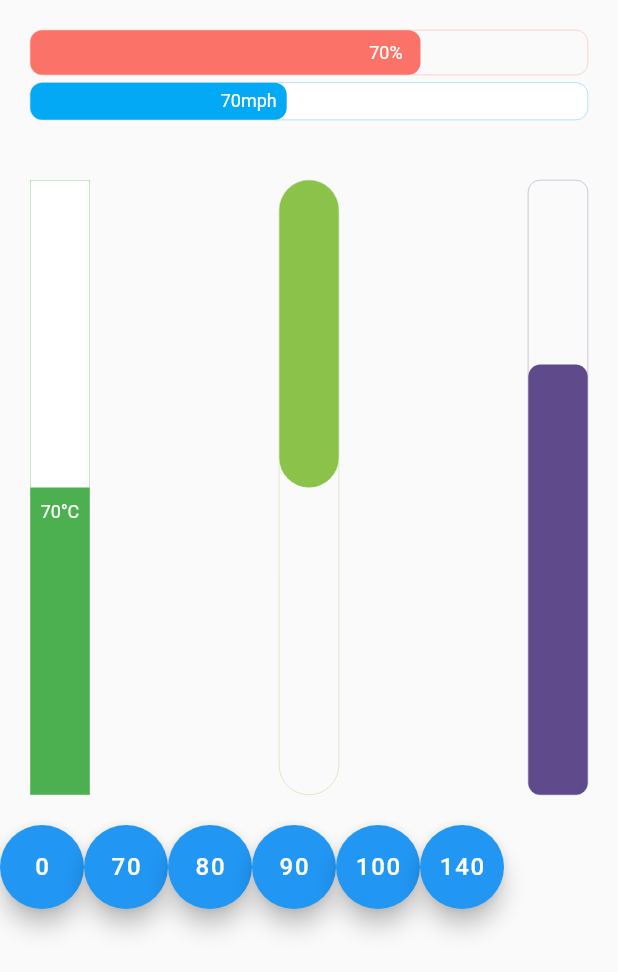
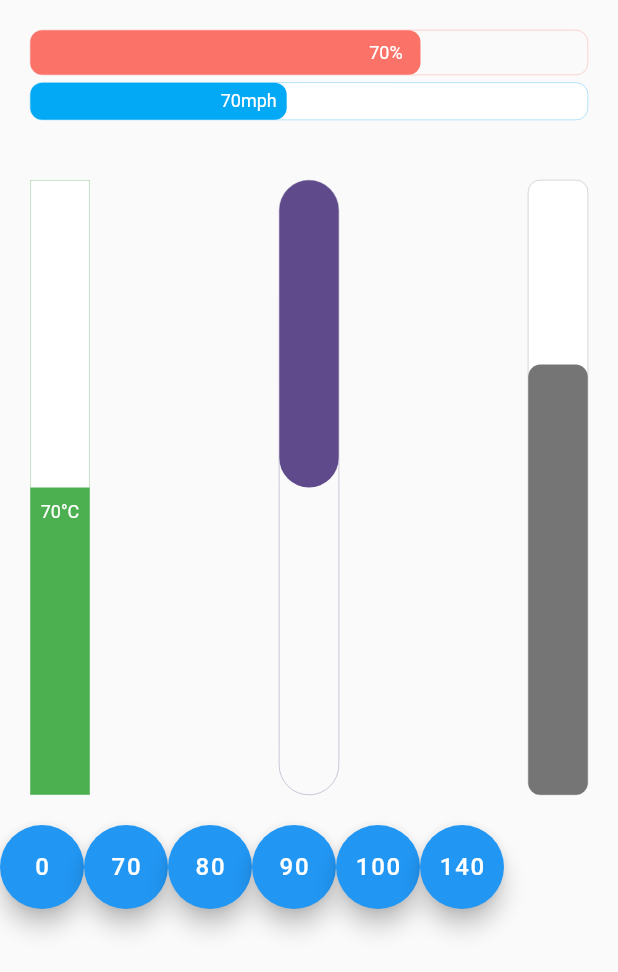
Before and after one commit to ltdangkhoa/Flutter-Animation-Progress-Bar, a Flutter app: the screen it shows after launch, after a tap on "70", on a phone screen of 412 x 824 dp. Shown: the top 972 px of the screen. Run offline on Flutter 3.47's test engine with Material 2 defaults, Android fonts, the phone set to English and light mode, and no system bars.

Commit message:
Wrap things

```diff
--- a/example/lib/main.dart
+++ b/example/lib/main.dart
@@ -90,14 +90,15 @@ class _TestAppState extends State<TestApp> {
                         maxValue: 140,
                         size: 40,
                         borderRadius: 40,
-                        progressColor: Colors.lightGreen,
+                        progressColor: const Color(0xff5F4B8B),
                         currentValue: _currentValue,
                         direction: Axis.vertical,
                         verticalDirection: VerticalDirection.down),
                     Spacer(),
                     FAProgressBar(
                         size: 40,
-                        progressColor: const Color(0xff5F4B8B),
+                        progressColor: Colors.black54,
+                        backgroundColor: Colors.white,
                         currentValue: _currentValue,
                         animatedDuration: const Duration(milliseconds: 800),
                         direction: Axis.vertical,
--- a/lib/flutter_animation_progress_bar.dart
+++ b/lib/flutter_animation_progress_bar.dart
@@ -85,23 +85,21 @@ class AnimatedProgressBar extends AnimatedWidget {
   }) : super(key: key, listenable: animation);
   final widget;
 
+  double transformValue(x, begin, end, before) {
+    double y = (end * x - (begin - before)) * (1 / before);
+    return y < 0 ? 0 : ((y > 1) ? 1 : y);
+  }
+
   Widget build(BuildContext context) {
     final Animation<double> animation = listenable;
-    final _colorTween = ColorTween(
-        begin: widget.progressColor, end: widget.changeProgressColor);
 
-    double transformValue = 0;
+    Color progressColor = widget.progressColor;
     if (widget.changeColorValue != null) {
-      if (((widget.changeColorValue - 5) / widget.maxValue) > animation.value) {
-        transformValue = 0;
-      } else if (((widget.changeColorValue) / widget.maxValue) <=
-          animation.value) {
-        transformValue = 1;
-      } else {
-        transformValue = (widget.maxValue * animation.value -
-                (widget.changeColorValue - 5)) *
-            0.2;
-      }
+      final _colorTween = ColorTween(
+          begin: widget.progressColor, end: widget.changeProgressColor);
+      double _transformValue = transformValue(
+          animation.value, widget.changeColorValue, widget.maxValue, 5);
+      progressColor = _colorTween.transform(_transformValue);
     }
 
     List<Widget> progressWidgets = [];
@@ -109,9 +107,7 @@ class AnimatedProgressBar extends AnimatedWidget {
         opacity: 1,
         child: Container(
             decoration: BoxDecoration(
-          color: widget.changeColorValue != null
-              ? _colorTween.transform(transformValue)
-              : widget.progressColor,
+          color: progressColor,
           borderRadius: new BorderRadius.circular(widget.borderRadius),
         )));
     progressWidgets.add(progressWidget);
```
Also changed, not shown: flutter_animation_progress_bar.gif (added), 4 other files.
